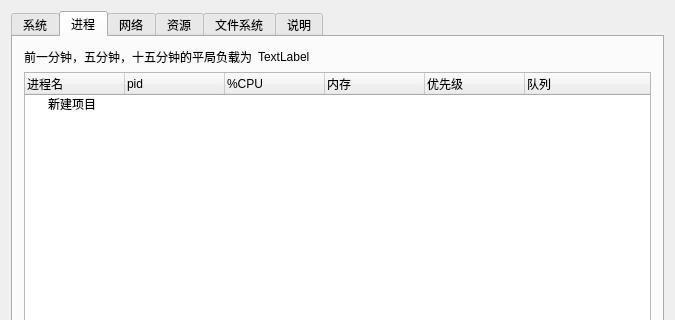
The window that Task-Manager-for-UBUNTU/widget.ui (lieral/Task-Manager-for-UBUNTU) describes before a commit, drawn with Qt 5; both pictures show x 0 to 675 and y 0 to 320 of the 675 by 534 pixel window.
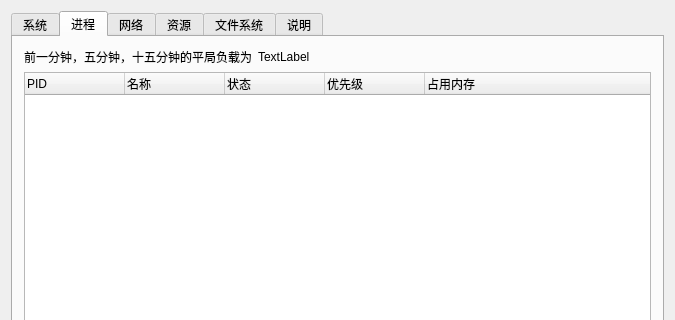
The same window after the commit. The open tabs and pages were chosen to show the change.

The edit to the form file:
```diff
--- a/Task-Manager-for-UBUNTU/widget.ui
+++ b/Task-Manager-for-UBUNTU/widget.ui
@@ -361,22 +361,17 @@
          </attribute>
          <column>
           <property name="text">
-           <string>进程名</string>
+           <string>PID</string>
           </property>
          </column>
          <column>
           <property name="text">
-           <string>pid</string>
+           <string>名称</string>
           </property>
          </column>
          <column>
           <property name="text">
-           <string>%CPU</string>
-          </property>
-         </column>
-         <column>
-          <property name="text">
-           <string>内存</string>
+           <string>状态</string>
           </property>
          </column>
          <column>
@@ -386,29 +381,9 @@
          </column>
          <column>
           <property name="text">
-           <string>队列</string>
+           <string>占用内存</string>
           </property>
          </column>
-         <item>
-          <property name="text">
-           <string>新建项目</string>
-          </property>
-          <property name="text">
-           <string/>
-          </property>
-          <property name="text">
-           <string/>
-          </property>
-          <property name="text">
-           <string/>
-          </property>
-          <property name="text">
-           <string/>
-          </property>
-          <property name="text">
-           <string/>
-          </property>
-         </item>
         </widget>
        </item>
        <item row="2" column="1">
```
Left out of the diff: 40 changed lines with no effect on the pictures.
